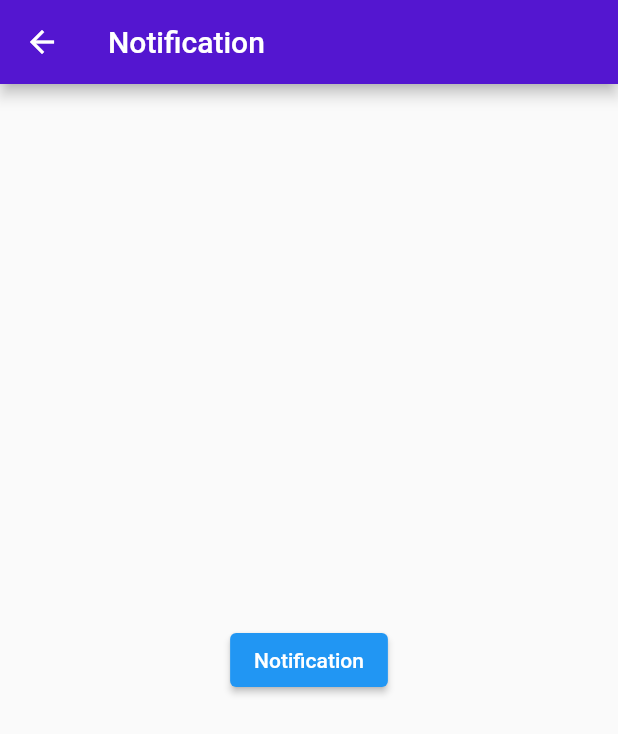
After one commit to DevMeetMunjapara/File-Tracking-System, a Flutter app: the MyNotification screen opened directly, after a tap on "Notification", on a phone screen of 412 x 824 dp. The commit adds this screen. Shown: the top 734 px of the screen. Run offline on Flutter 3.47's test engine with Material 2 defaults, Android fonts, the phone set to English and light mode, and no system bars; our stand-ins replace cloud_firestore, firebase_auth, firebase_core, flutter_local_notifications, pinput; accounts and stored records are empty.

Commit message:
All File Show

```diff
--- /dev/null
+++ b/lib/customwidget/notificationService.dart
@@ -0,0 +1,30 @@
+import 'package:cloud_firestore/cloud_firestore.dart';
+import 'package:flutter_local_notifications/flutter_local_notifications.dart';
+import 'package:fts/splash/splashServices.dart';
+
+class NotificationWidget {
+  static Future init({bool scheduled = false}) async {
+    var initAndroidSettings = AndroidInitializationSettings("logo");
+    final settings = InitializationSettings(android: initAndroidSettings);
+    await _notification.initialize(settings);
+  }
+
+  static final _notification = FlutterLocalNotificationsPlugin();
+
+  static Future showNotification(
+          {var id = 0, var title, var body, var payload}) async =>
+      _notification.show(id, title, body, await notificationDetails());
+
+  static Future showNotificationOnFirebase(
+          {var id = 0, var title, var body, var payload}) async =>
+      _notification.show(id, title, body, await notificationDetails());
+
+  static notificationDetails() {
+    return NotificationDetails(
+        android: AndroidNotificationDetails(
+      'channel id 1',
+      'channel name',
+      importance: Importance.max,
+    ));
+  }
+}
--- /dev/null
+++ b/lib/page/notification.dart
@@ -0,0 +1,83 @@
+import 'dart:async';
+
+import 'package:cloud_firestore/cloud_firestore.dart';
+import 'package:flutter/material.dart';
+import 'package:flutter/src/widgets/framework.dart';
+import 'package:flutter/src/widgets/placeholder.dart';
+import 'package:flutter_local_notifications/flutter_local_notifications.dart';
+import 'package:fts/customwidget/fullbutton.dart';
+import 'package:fts/customwidget/notificationService.dart';
+import 'package:fts/splash/splashServices.dart';
+
+class MyNotification extends StatefulWidget {
+  const MyNotification({super.key});
+
+  @override
+  State<MyNotification> createState() => _MyNotificationState();
+}
+
+class _MyNotificationState extends State<MyNotification> {
+  @override
+  void initState() {
+    // TODO: implement initState
+    super.initState();
+    NotificationWidget.init();
+    demo();
+  }
+
+  void demo() {
+    Stream<QuerySnapshot<Map<String, dynamic>>> notificationSterem =
+        FirebaseFirestore.instance
+            .collection("allUser")
+            .doc(loginMobileNumber)
+            .collection("allFile")
+            .snapshots();
+
+    StreamSubscription<QuerySnapshot<Map<String, dynamic>>> streamSubscriptio =
+        notificationSterem.listen((event) {
+      if (event.docs.isEmpty) {
+        return;
+      }
+      print(event.docs.last.id);
+      var newFileAdd = event.docs.last.id;
+      NotificationWidget.showNotificationOnFirebase(
+          title: "New File Add", body: "the New File Name is $newFileAdd");
+    });
+  }
+
+  // void showNotification(QueryDocumentSnapshot<Map<String, dynamic>> event) {
+  //   const AndroidNotificationDetails androidNotificationDetails =
+  //       AndroidNotificationDetails(
+  //     '001',
+  //     'Local Notifiaction',
+  //     channelDescription: "TO send local Notification",
+  //     importance: Importance.max,
+  //   );
+  //   const NotificationDetails details =
+  //       NotificationDetails(android: androidNotificationDetails);
+  //   flutterLocalNotificationsPlugin.show(
+  //       01, event.get("fileName"), event.get("fileStatus"));
+  // }
+
+  @override
+  Widget build(BuildContext context) {
+    return Scaffold(
+      appBar: AppBar(
+        title: Text(
+          "Notification",
+        ),
+        backgroundColor: PrimaryColor,
+      ),
+      body: Center(
+        child: ElevatedButton(
+          onPressed: () {
+            NotificationWidget.showNotification(
+                title: "Notification", body: "This is Testing Notifiaction");
+            ;
+          },
+          child: Text("Notification"),
+        ),
+      ),
+    );
+  }
+}
--- a/pubspec.yaml
+++ b/pubspec.yaml
@@ -39,6 +39,8 @@ dependencies:
   firebase_core: ^2.4.1
   firebase_auth: ^4.2.5
   cloud_firestore: ^4.3.1
+  flutter_local_notifications: ^13.0.0
+
 
 dev_dependencies:
   flutter_test:
```
Also changed, not shown: lib/home.dart (+46 -1 lines), lib/page/fileStatus.dart (+18 -6 lines), lib/totalFile.dart (added, +234 -0 lines), img/home/notFound.png (added), pubspec.lock, 2 other files.
